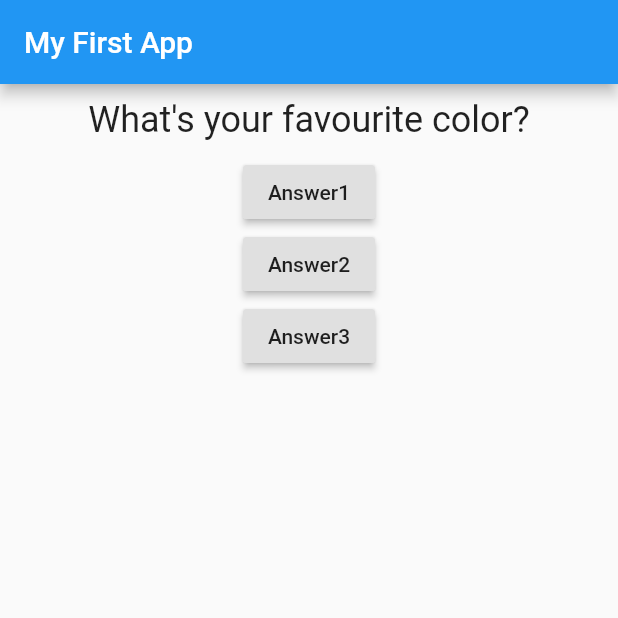
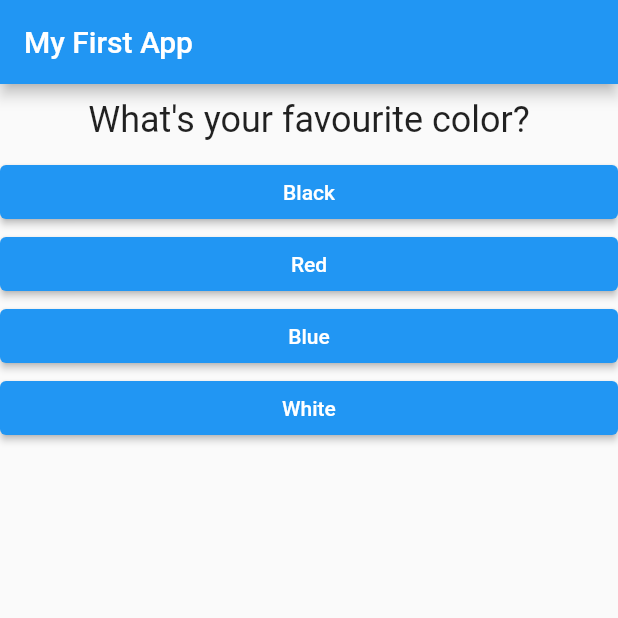
Before and after one commit to Blackkadder/fun-with-flutter, a Flutter app: the screen it shows after launch, on a phone screen of 412 x 824 dp, the top half of it. Run offline on Flutter 3.47's test engine with Material 2 defaults, Android fonts, the phone set to English and light mode, and no system bars.

```diff
--- /dev/null
+++ b/lib/answer.dart
@@ -0,0 +1,22 @@
+import 'package:flutter/material.dart';
+
+class Answer extends StatelessWidget {
+  final VoidCallback selectHandler; //selectHandler is a variable
+  final String answerText; //selectHandler is a variable
+
+  Answer(this.selectHandler, this.answerText);
+
+  @override
+  Widget build(BuildContext context) {
+    return Container(
+      width: double.infinity,
+      child: ElevatedButton(
+        style: ButtonStyle(
+          backgroundColor: MaterialStateProperty.all(Colors.blue),
+        ),
+        child: Text(answerText),
+        onPressed: selectHandler,
+      ),
+    );
+  }
+}
--- a/lib/main.dart
+++ b/lib/main.dart
@@ -1,8 +1,8 @@
 // ignore_for_file: prefer_const_constructors, deprecated_member_use, avoid_print
 
 import 'package:flutter/material.dart';
-
 import './question.dart';
+import './answer.dart';
 
 void main() {
   runApp(MyApp());
@@ -28,9 +28,19 @@ class _MyAppState extends State<MyApp> {
 
   @override
   Widget build(BuildContext context) {
-    var questions = [
-      'What\'s your favourite color?',
-      'What\'s your favourite animal?',
+    const questions = [
+      {
+        'questionText': 'What\'s your favourite color?',
+        'answers': ['Black', 'Red', 'Blue', 'White'],
+      },
+      {
+        'questionText': 'What\'s your favourite animal?',
+        'answers': ['Cat', 'Dog', 'Tiger', 'Fish'],
+      },
+      {
+        'questionText': 'What\'s your favourite food?',
+        'answers': ['Pizza', 'Pasta', 'Salad', 'Tequila'],
+      },
     ];
     return MaterialApp(
       home: Scaffold(
@@ -40,22 +50,12 @@ class _MyAppState extends State<MyApp> {
         body: Column(
           children: [
             Question(
-              questions[_questionIndex],
+              questions[_questionIndex]['questionText'] as String,
             ),
-            RaisedButton(
-              child: Text('Answer1'),
-              onPressed: _answerQuestion,
-            ),
-            RaisedButton(
-              child: Text('Answer2'),
-              onPressed: _answerQuestion,
-            ),
-            RaisedButton(
-              child: Text('Answer3'),
-              onPressed: () {
-                print('Answer 3 chosen!');
-              },
-            ),
+            ...(questions[_questionIndex]['answers'] as List<String>)
+                .map((answer) {
+              return Answer(_answerQuestion, answer);
+            }).toList()
           ],
         ),
       ),
```
